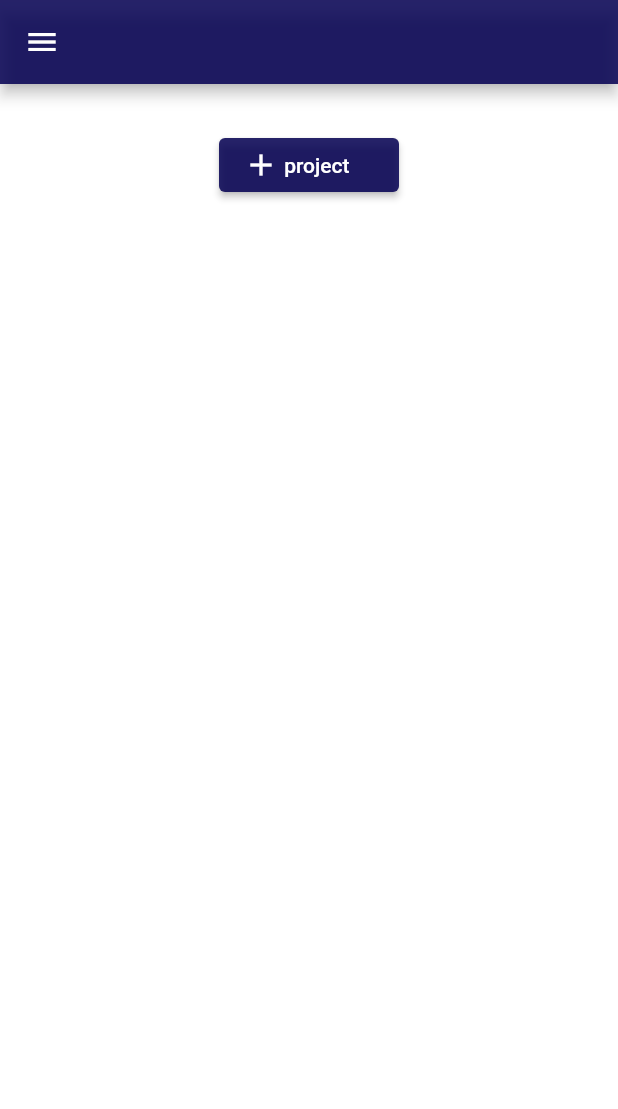
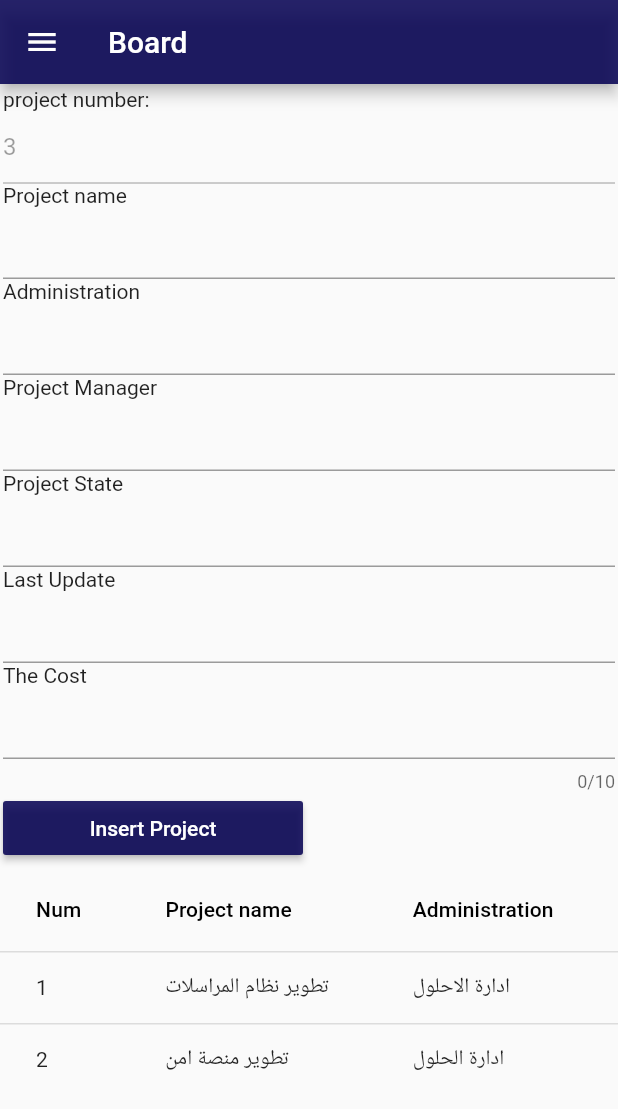
Before and after one commit to NehalMo/project-Tracker, a Flutter app: the Board screen opened directly, after a tap on "project", on a phone screen of 412 x 824 dp. Shown: the top 1109 px of the screen. Run offline on Flutter 3.47's test engine with Material 2 defaults, Android fonts, the phone set to English and light mode, and no system bars; our stand-ins replace fluttertoast.

Commit message:
add table to the board

```diff
--- a/lib/board.dart
+++ b/lib/board.dart
@@ -1,6 +1,7 @@
 import 'package:flutter/src/widgets/framework.dart';
 import 'package:flutter/src/widgets/placeholder.dart';
 import 'package:flutter/material.dart';
+import 'package:project_tracker/insertDataTable.dart';
 import 'MyDrawer.dart';
 
 class Board extends StatefulWidget {
@@ -34,7 +35,13 @@ class _BoardState extends State<Board> {
                   child: ElevatedButton(
                       style: ElevatedButton.styleFrom(
                           backgroundColor: Color.fromARGB(221, 6, 2, 83)),
-                      onPressed: () {},
+                      onPressed: () {
+                        Navigator.push(
+                            context,
+                            MaterialPageRoute(
+                              builder: (context) => InsertDataTable(),
+                            ));
+                      },
                       child: (Row(
                         crossAxisAlignment: CrossAxisAlignment.center,
                         children: [
--- /dev/null
+++ b/lib/insertDataTable.dart
@@ -0,0 +1,238 @@
+import 'package:flutter/material.dart';
+import 'package:fluttertoast/fluttertoast.dart';
+import 'package:flutter/material.dart';
+import 'myDrawer.dart';
+// Main method
+
+// Class person that initialize the data fields
+class project {
+  int Num, TheCost;
+  String ProjectName, Administration, ProjectManager, ProjectState, LastUpdate;
+  project(this.Num, this.ProjectName, this.Administration, this.ProjectManager,
+      this.ProjectState, this.LastUpdate, this.TheCost);
+}
+
+class InsertDataTable extends StatefulWidget {
+  @override
+  _InsertDataTableState createState() => new _InsertDataTableState();
+}
+
+class _InsertDataTableState extends State<InsertDataTable> {
+  List<project> PersonsLst = <project>[
+    project(1, "تطوير نظام المراسلات", "ادارة الاحلول", "عايشة", "تحت الاجداء",
+        "جاري العمل على....", 18000000),
+    project(2, "تطوير منصة امن", "ادارة الحلول ", "سارة", "مكتمل",
+        "تم الاعتماد من قبل......", 24000000),
+  ];
+
+  final formKey = new GlobalKey<FormState>();
+  var Num_Controller = new TextEditingController();
+  var ProjectName_Controller = new TextEditingController();
+  var Administration_Controller = new TextEditingController();
+  var ProjectManager_Controller = new TextEditingController();
+  var ProjectState_Controller = new TextEditingController();
+  var LastUpdate_Controller = new TextEditingController();
+  var TheCost_Controller = new TextEditingController();
+  var lastID = 2;
+
+  @override
+// Method that call only once to initiate the default app.
+  void initState() {
+    super.initState();
+    lastID++;
+    Num_Controller.text = lastID.toString();
+  }
+
+// Method that is used to refresh the UI and show the new inserted data.
+  refreshList() {
+    setState(() {
+      Num_Controller.text = lastID.toString();
+    });
+  }
+
+// Method used to validate the user data
+  validate() {
+    if (formKey.currentState!.validate()) {
+      formKey.currentState!.save();
+      String ID = Num_Controller.text;
+      String N = ProjectName_Controller.text;
+      String LN = Administration_Controller.text;
+      String PM = ProjectManager_Controller.text;
+      String PS = ProjectState_Controller.text;
+      String LU = LastUpdate_Controller.text;
+      String A = TheCost_Controller.text;
+      project p = project(int.parse(ID), N, LN, PM, PS, LU, int.parse(A));
+      PersonsLst.add(p);
+      lastID++;
+      refreshList();
+      ProjectName_Controller.text = "";
+      Administration_Controller.text = "";
+      ProjectManager_Controller.text = "";
+      ProjectState_Controller.text = "";
+      LastUpdate_Controller.text = "";
+      TheCost_Controller.text = "";
+    }
+  }
+
+// Method to check the value of age, age is int or not
+  bool NotIntCheck(var N) {
+    final V = int.tryParse(N);
+
+    if (V == null) {
+      print("Not Int");
+      return true;
+    } else {
+      print("Int");
+      return false;
+    }
+  }
+
+  @override
+  Widget build(BuildContext context) {
+    return MaterialApp(
+      // MaterialApp with home as scaffold
+      home: Scaffold(
+        drawer: MyDrawer(),
+        appBar: AppBar(
+          backgroundColor: Color.fromARGB(221, 6, 2, 83),
+          title: Text("Board"),
+        ),
+        body: ListView(
+          addAutomaticKeepAlives: false,
+          cacheExtent: 10.0,
+          children: <Widget>[
+            Form(
+              key: formKey,
+              child: Padding(
+                padding: EdgeInsets.all(2.0),
+                child: Column(
+                  crossAxisAlignment: CrossAxisAlignment.start,
+                  children: <Widget>[
+                    Text("project number:"),
+                    TextField(
+                      controller: Num_Controller,
+                      enabled: false,
+                    ),
+                    Text("Project name"),
+                    TextFormField(
+                      controller: ProjectName_Controller,
+                      keyboardType: TextInputType.text,
+                      validator: (val) =>
+                          val?.length == 0 ? 'Enter project Name' : null,
+                    ),
+                    Text("Administration"),
+                    TextFormField(
+                      controller: Administration_Controller,
+                      keyboardType: TextInputType.text,
+                      validator: (val) =>
+                          val?.length == 0 ? 'Enter Administration' : null,
+                    ),
+                    Text("Project Manager"),
+                    TextFormField(
+                      controller: ProjectManager_Controller,
+                      keyboardType: TextInputType.text,
+                      validator: (val) =>
+                          val?.length == 0 ? 'Enter project Manager' : null,
+                    ),
+                    Text("Project State"),
+                    TextFormField(
+                      controller: ProjectState_Controller,
+                      keyboardType: TextInputType.text,
+                      validator: (val) =>
+                          val?.length == 0 ? 'Enter project State' : null,
+                    ),
+                    Text("Last Update"),
+                    TextFormField(
+                      controller: LastUpdate_Controller,
+                      keyboardType: TextInputType.text,
+                      validator: (val) =>
+                          val?.length == 0 ? 'Enter Last Update' : null,
+                    ),
+                    Text("The Cost"),
+                    TextFormField(
+                      controller: TheCost_Controller,
+                      maxLength: 10,
+                      keyboardType: TextInputType.number,
+                      validator: (val) => NotIntCheck(val)
+                          ? 'Enter The cost ,Number Required'
+                          : null,
+                    ),
+                    SizedBox(
+                      width: 200,
+                      child: MaterialButton(
+                        color: Color.fromARGB(221, 6, 2, 83),
+                        shape: RoundedRectangleBorder(
+                          borderRadius: BorderRadius.circular(2.0),
+                        ),
+                        child: Text(
+                          'Insert Project',
+                          style: TextStyle(
+                            color: Colors.white,
+                          ),
+                        ),
+                        onPressed: validate,
+                      ),
+                    ),
+                  ],
+                ),
+              ),
+            ),
+            SingleChildScrollView(
+              scrollDirection: Axis.horizontal,
+              child: DataTable(
+                columns: [
+                  DataColumn(
+                    label: Text("Num"),
+                  ),
+                  DataColumn(
+                    label: Text("Project name"),
+                  ),
+                  DataColumn(
+                    label: Text("Administration"),
+                  ),
+                  DataColumn(
+                    label: Text("Project Manager"),
+                  ),
+                  DataColumn(
+                    label: Text("Project State"),
+                  ),
+                  DataColumn(
+                    label: Text("Last Update"),
+                  ),
+                  DataColumn(
+                    label: Text("The Cost"),
+                  ),
+                ],
+                rows: PersonsLst.map(
+                  (p) => DataRow(cells: [
+                    DataCell(
+                      Text(p.Num.toString()),
+                    ),
+                    DataCell(
+                      Text(p.ProjectName),
+                    ),
+                    DataCell(
+                      Text(p.Administration),
+                    ),
+                    DataCell(
+                      Text(p.ProjectManager),
+                    ),
+                    DataCell(
+                      Text(p.ProjectState),
+                    ),
+                    DataCell(
+                      Text(p.LastUpdate),
+                    ),
+                    DataCell(
+                      Text(p.TheCost.toString()),
+                    ),
+                  ]),
+                ).toList(),
+              ),
+            ),
+          ],
+        ),
+      ),
+    );
+  }
+}
--- a/lib/login.dart
+++ b/lib/login.dart
@@ -1,4 +1,5 @@
 import 'package:flutter/material.dart';
+import 'package:project_tracker/board.dart';
 import 'package:project_tracker/home.dart';
 import 'home.dart';
 import 'Counter.dart';
@@ -36,7 +37,7 @@ class _LoginState extends State<Login> {
     Navigator.push(
         context,
         MaterialPageRoute(
-          builder: (context) => Home(),
+          builder: (context) => Board(),
         ));
   }
 
```
Also changed, not shown: lib/table.dart (deleted, +0 -232 lines).
